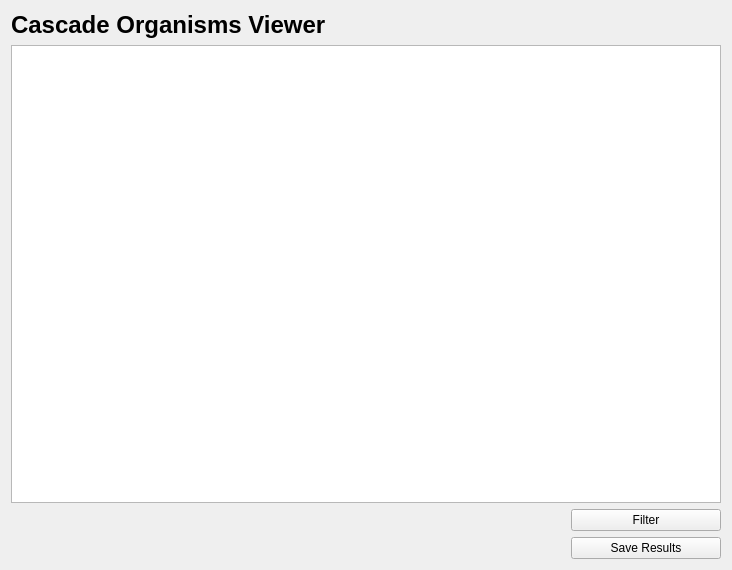
The window that cbr/cascades/visual/CascadesViewer.ui (TUM-CBR/pymol-plugins) describes before a commit, drawn with Qt 5.
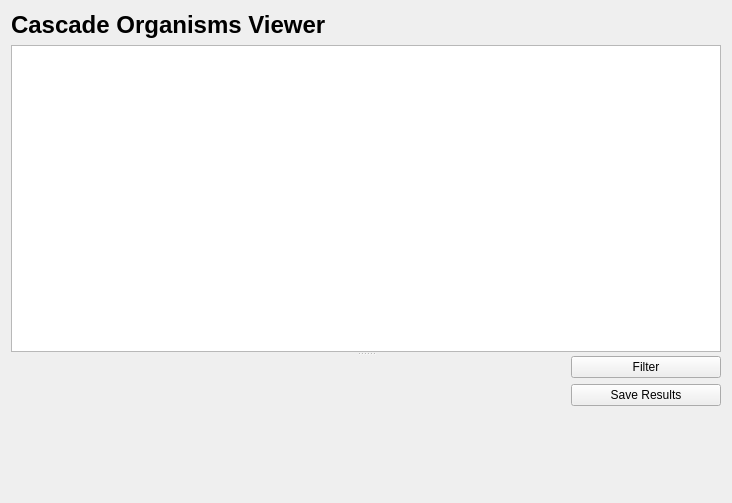
The same window after the commit.

Commit message: [Cascade BLAST] Added progress information to the results loading

Patch:
```diff
--- a/cbr/cascades/visual/CascadesViewer.ui
+++ b/cbr/cascades/visual/CascadesViewer.ui
@@ -7,14 +7,21 @@
     <x>0</x>
     <y>0</y>
     <width>732</width>
-    <height>570</height>
+    <height>503</height>
    </rect>
   </property>
   <property name="windowTitle">
    <string>Form</string>
   </property>
-  <layout class="QGridLayout" name="gridLayout">
-   <item row="0" column="0">
+  <layout class="QVBoxLayout" name="verticalLayout_2">
+   <item>
+    <widget class="QSplitter" name="splitter">
+     <property name="orientation">
+      <enum>Qt::Vertical</enum>
+     </property>
+     <widget class="QWidget" name="">
+      <layout class="QVBoxLayout" name="verticalLayout">
+       <item>
     <widget class="QLabel" name="label">
      <property name="styleSheet">
       <string notr="true">font-size: 24px;
@@ -25,20 +32,14 @@
      </property>
     </widget>
    </item>
-   <item row="3" column="1">
-    <widget class="QPushButton" name="queryButton">
-     <property name="maximumSize">
-      <size>
-       <width>150</width>
-       <height>16777215</height>
-      </size>
-     </property>
-     <property name="text">
-      <string>Filter</string>
-     </property>
-    </widget>
-   </item>
-   <item row="4" column="1">
+       <item>
+        <widget class="QTableView" name="organismsTable"/>
+       </item>
+      </layout>
+     </widget>
+     <widget class="QWidget" name="">
+      <layout class="QGridLayout" name="gridLayout">
+       <item row="1" column="1">
     <widget class="QPushButton" name="saveResultsButton">
      <property name="maximumSize">
       <size>
@@ -51,11 +52,38 @@
      </property>
     </widget>
    </item>
-   <item row="3" column="0" rowspan="2">
+       <item row="0" column="1">
+        <widget class="QPushButton" name="queryButton">
+         <property name="maximumSize">
+          <size>
+           <width>150</width>
+           <height>16777215</height>
+          </size>
+         </property>
+         <property name="text">
+          <string>Filter</string>
+         </property>
+        </widget>
+       </item>
+       <item row="2" column="1">
+        <spacer name="verticalSpacer">
+         <property name="orientation">
+          <enum>Qt::Vertical</enum>
+         </property>
+         <property name="sizeHint" stdset="0">
+          <size>
+           <width>20</width>
+           <height>40</height>
+          </size>
+         </property>
+        </spacer>
+       </item>
+       <item row="0" column="0" rowspan="3">
     <widget class="QWidget" name="progressWidget" native="true"/>
    </item>
-   <item row="1" column="0" colspan="2">
-    <widget class="QTableView" name="organismsTable"/>
+      </layout>
+     </widget>
+    </widget>
    </item>
   </layout>
  </widget>
```
Lines whose indentation alone changed are shown as unchanged. The commit also changes 2 other files.
